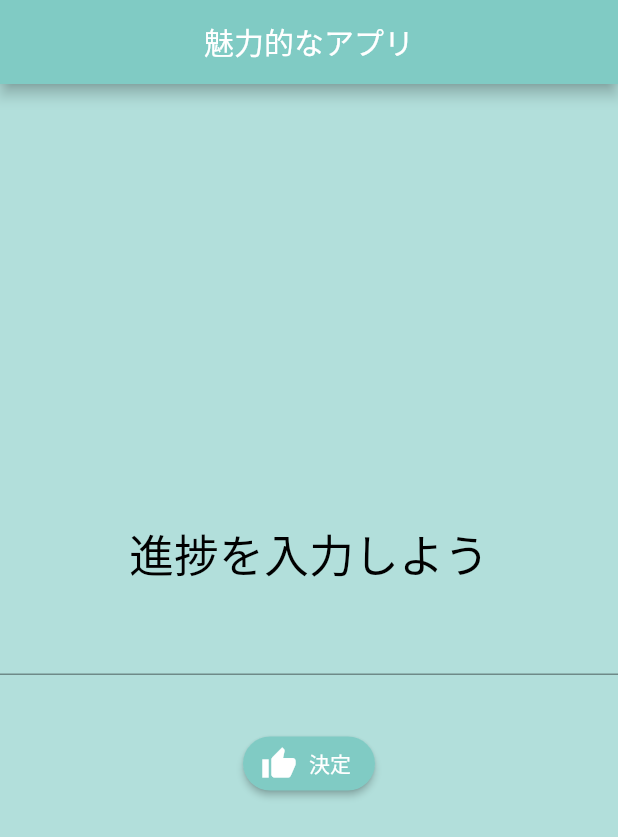
After one commit to beso610/benesse_task_app, a Flutter app: the screen it shows after launch, on a phone screen of 412 x 824 dp. The commit adds this screen. Shown: the top 837 px of the screen. Run offline on Flutter 3.47's test engine with Material 2 defaults, Android fonts, the phone set to English and light mode, and no system bars; our stand-ins replace table_calendar.

Commit message:
タスク進捗の入力画面の実装

```diff
--- a/lib/main.dart
+++ b/lib/main.dart
@@ -4,17 +4,19 @@ import 'package:benesse_task_app/ui/input_task.dart';
 import 'package:benesse_task_app/ui/calendar.dart';
 import 'package:benesse_task_app/ui/video.dart';
 import 'package:benesse_task_app/ui/stopwatch.dart';
+import 'package:benesse_task_app/ui/input_progress.dart';
 
 //void main() {
 //  runApp(const ScaffoldExample());
 //}
 
 void main() => runApp( new MaterialApp(
-  home: Home(),
+  home: InputProgress(),
   routes: <String, WidgetBuilder>{
     '/calendar': (BuildContext context) => CalendarScreen(),
     '/video': (BuildContext context) => VideoScreen(),
     '/input_task': (BuildContext context) => InputTask(),
     '/stopwatch': (BuildContext context) => ClockTimer(),
+    '/input_done_task': (BuildContext context) => InputProgress(),
   },
 ));
--- /dev/null
+++ b/lib/ui/input_progress.dart
@@ -0,0 +1,82 @@
+import 'package:flutter/material.dart';
+
+class InputProgress extends StatefulWidget {
+  @override
+  _InputProgressState createState() => _InputProgressState();
+}
+
+class _InputProgressState extends State<InputProgress> {
+  String _text = '';
+
+  void _handleText(String e) {
+    setState(() {
+      // 状態を保持する変数を変更する処理は、setState内に記述する
+      _text = e;
+    });
+  }
+
+  Widget build(BuildContext context) {
+    return Scaffold(
+      backgroundColor: Colors.white,
+      appBar: AppBar(
+        title: Text('魅力的なアプリ'),
+        centerTitle: true,
+        backgroundColor: Colors.teal[200],
+      ),
+      body: SafeArea(
+        child: Container(
+            color: Colors.teal[100],
+            //width: 210.0, //横幅調整
+            child: Column(
+              mainAxisAlignment: MainAxisAlignment.center,
+              children: <Widget>[
+                Text(
+                  "進捗を入力しよう",
+                  style: TextStyle(
+                    color: Colors.black,
+                    fontSize: 30.0,
+                  ),
+                ),
+                TextField(
+                    // テキストを表示
+                    style: TextStyle(
+                      color: Colors.teal,
+                      fontSize: 30.0,
+                    ),
+                    textAlign: TextAlign.right,
+                    onChanged: _handleText,
+                    decoration: InputDecoration(
+                      suffix: Text(
+                        "ページまで進んだ　　",
+                        style: TextStyle(
+                          color: Colors.black,
+                          fontSize: 20.0,
+                        ),
+                      ),
+                    )),
+                Text(
+                  "",
+                  style: TextStyle(
+                    color: Colors.blueAccent,
+                    fontSize: 30.0,
+                  ),
+                ),
+                ElevatedButton.icon(
+                  icon: const Icon(
+                    Icons.thumb_up,
+                    color: Colors.white,
+                  ),
+                  label: const Text('決定'),
+                  style: ElevatedButton.styleFrom(
+                    primary: Colors.teal[200],
+                    onPrimary: Colors.white,
+                    shape: const StadiumBorder(),
+                  ),
+                  onPressed: () {},
+                ),
+              ],
+            )),
+      ),
+    );
+  }
+}
```
